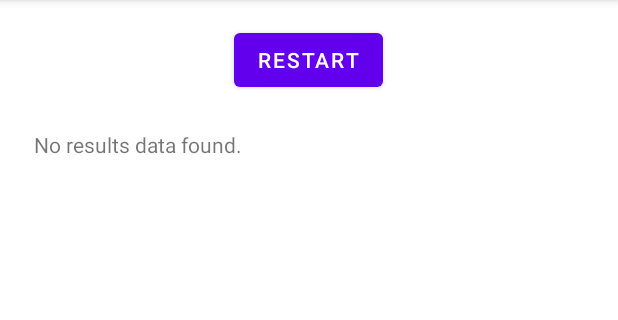
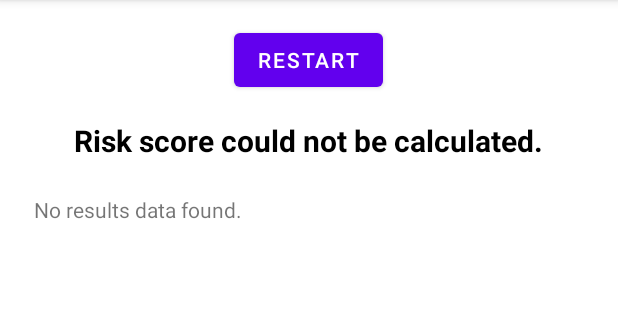
Before and after one commit to LuluBiSyo/CookieCollector, an Android app: the ResultsActivity screen opened directly, with no data from a screen before it, on a phone screen of 412 x 824 dp, the part 84-404 px from its top. Run offline under Robolectric (Android 15) with nearby library versions, the phone set to English and light mode, and no system bars.

Commit message:
Add PD risk calculator

```diff
--- a/app/src/main/java/com/example/cookiecollector/ResultsActivity.java
+++ b/app/src/main/java/com/example/cookiecollector/ResultsActivity.java
@@ -4,6 +4,9 @@ import android.content.Intent;
 import android.graphics.Color;
 import android.graphics.Typeface;
 import android.os.Bundle;
+import android.text.Spannable;
+import android.text.SpannableStringBuilder;
+import android.text.style.ForegroundColorSpan;
 import android.view.Gravity;
 import android.view.View;
 import android.widget.Button;
@@ -20,13 +23,48 @@ public class ResultsActivity extends AppCompatActivity {
         super.onCreate(savedInstanceState);
         setContentView(R.layout.activity_results);
 
-        // Find the views
+// Find the views
+        TextView probabilityTextView = findViewById(R.id.probabilityTextView); // Find the new TextView
         Button restartButton = findViewById(R.id.restartButton);
         TableLayout tableLayout = findViewById(R.id.resultsTableLayout);
 
         // Get the data from the intent
         Intent intent = getIntent();
         String resultsData = intent.getStringExtra("key_results_data");
+        // Retrieve the mean probability, provide a default value (e.g., -1.0f) if not found
+        float meanProbability = intent.getFloatExtra("key_mean_probability", -1.0f);
+
+        // Display the probability score with conditional coloring
+        if (meanProbability >= 0) {
+            float score = meanProbability * 100;
+            String scoreText = String.format("%.1f%%", score);
+            String fullText = "Parkinson's Disease Risk: " + scoreText;
+
+            // Use a SpannableStringBuilder to apply color to only part of the text
+            SpannableStringBuilder ssb = new SpannableStringBuilder(fullText);
+
+            // Determine the color based on the score
+            int scoreColor = (score >= 50) ? Color.RED : Color.GREEN;
+
+            // Create a style span for the color
+            ForegroundColorSpan colorSpan = new ForegroundColorSpan(scoreColor);
+
+            // Find the start and end positions of the score number within the full text
+            int startIndex = fullText.indexOf(scoreText);
+            int endIndex = startIndex + scoreText.length();
+
+            // Apply the color span to only the score number
+            ssb.setSpan(colorSpan, startIndex, endIndex, Spannable.SPAN_EXCLUSIVE_EXCLUSIVE);
+
+            // Set the styled text on the TextView
+            probabilityTextView.setText(ssb);
+
+        } else {
+            probabilityTextView.setText("Risk score could not be calculated.");
+            probabilityTextView.setTextColor(Color.BLACK); // Set default color for the error message
+        }
+
+
 
         // Populate the table
         if (resultsData != null && !resultsData.isEmpty()) {
--- a/app/src/main/res/layout/activity_results.xml
+++ b/app/src/main/res/layout/activity_results.xml
@@ -14,19 +14,31 @@
         android:layout_centerHorizontal="true"
         android:text="Restart" />
 
+    <!-- Add this TextView to display the probability -->
+    <TextView
+        android:id="@+id/probabilityTextView"
+        android:layout_width="wrap_content"
+        android:layout_height="wrap_content"
+        android:layout_below="@id/restartButton"
+        android:layout_centerHorizontal="true"
+        android:layout_marginTop="16dp"
+        android:layout_marginBottom="8dp"
+        android:textColor="@android:color/black"
+        android:textSize="20sp"
+        android:textStyle="bold"
+        tools:text="PD Risk Score: 55.5%" />
+
     <ScrollView
         android:layout_width="match_parent"
         android:layout_height="match_parent"
-        android:layout_below="@id/restartButton"
-        android:layout_marginTop="16dp">
+        android:layout_below="@id/probabilityTextView"
+        android:layout_marginTop="8dp">
 
         <TableLayout
             android:id="@+id/resultsTableLayout"
             android:layout_width="match_parent"
             android:layout_height="wrap_content"
-            android:stretchColumns="*">
-            <!-- Table rows will be added here dynamically from code -->
-        </TableLayout>
+            android:stretchColumns="*" />
 
     </ScrollView>
 
```
Also changed, not shown: app/src/main/java/com/example/cookiecollector/GameActivity.java (+30 -2 lines), app/src/main/java/com/example/cookiecollector/ParkinsonsProbabilityCalculator.java (added, +112 -0 lines).
